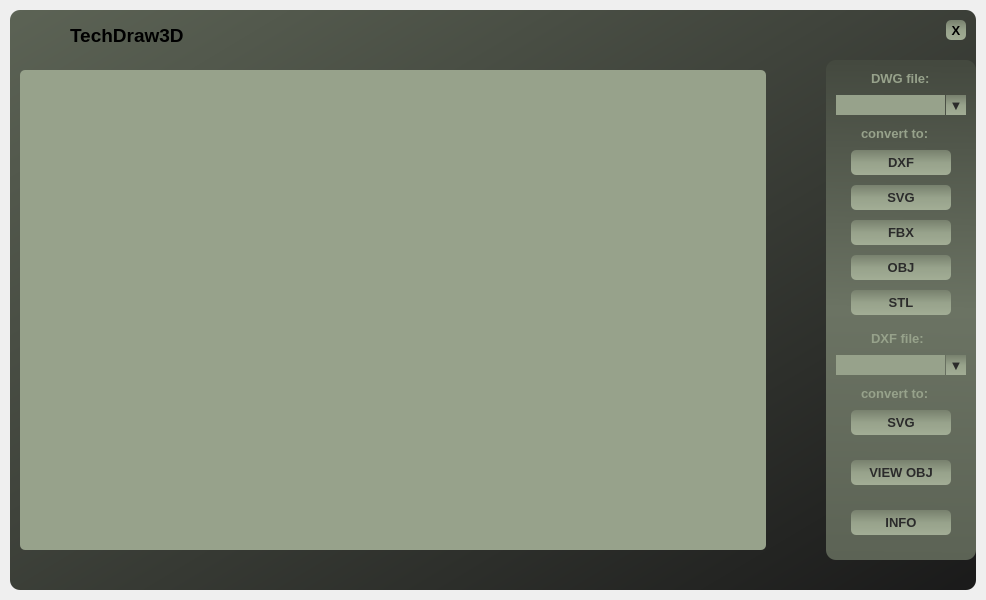
Old version of the form libs/gui/ui/main_window.ui in the repository Mateusz-Dera/TechDraw3D.
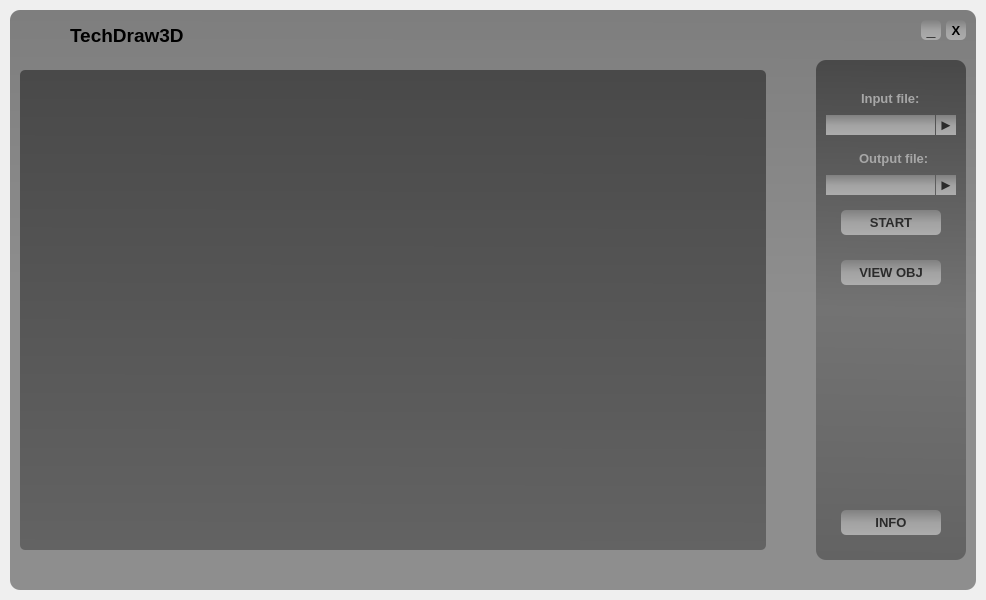
New version of the form. Icons and pictures are not drawn.

Commit message: [EDIT] Poprawa kolorów, zmiana menu

```diff
--- a/libs/gui/ui/main_window.ui
+++ b/libs/gui/ui/main_window.ui
@@ -13,6 +13,9 @@
   <property name="windowTitle">
    <string>TechDraw3D</string>
   </property>
+  <property name="layoutDirection">
+   <enum>Qt::LeftToRight</enum>
+  </property>
   <widget class="QWidget" name="centralwidget">
    <layout class="QVBoxLayout" name="shadow_layout">
     <property name="spacing">
@@ -33,7 +36,7 @@
     <item>
      <widget class="QFrame" name="shadow_frame">
       <property name="styleSheet">
-       <string notr="true">background-color: qlineargradient(spread:pad, x1:0, y1:0, x2:1, y2:1, stop:0 rgba(92, 99, 85, 255), stop:1 rgba(26, 26, 26, 255));
+       <string notr="true">background-color: qlineargradient(spread:pad, x1:0.534364, y1:0, x2:0.528909, y2:1, stop:0.00568182 rgba(126, 126, 126, 255), stop:0.5 rgba(142, 142, 142, 255), stop:1 rgba(142, 142, 142, 255));
 border-radius: 10px;</string>
       </property>
       <property name="frameShape">
@@ -193,24 +196,15 @@
             <property name="frameShadow">
              <enum>QFrame::Raised</enum>
             </property>
-            <layout class="QHBoxLayout" name="horizontalLayout_2">
-             <property name="spacing">
-              <number>0</number>
-             </property>
-             <property name="leftMargin">
-              <number>60</number>
-             </property>
-             <property name="topMargin">
-              <number>0</number>
-             </property>
-             <property name="rightMargin">
-              <number>0</number>
-             </property>
-             <property name="bottomMargin">
-              <number>10</number>
-             </property>
-             <item>
               <widget class="QPushButton" name="button_close">
+             <property name="geometry">
+              <rect>
+               <x>70</x>
+               <y>10</y>
+               <width>20</width>
+               <height>20</height>
+              </rect>
+             </property>
                <property name="minimumSize">
                 <size>
                  <width>20</width>
@@ -235,9 +229,8 @@
                 <string notr="true">QPushButton {
 	border: none;
 	border-radius: 5px;
-	background-color: qlineargradient(spread:pad, x1:0.534364, y1:0, x2:0.528909, y2:1, stop:0.00568182 rgba(120, 129, 110, 255), stop:0.5 rgba(151, 162, 139, 255), stop:1 rgba(162, 173, 149, 255));
+	background-color: qlineargradient(spread:pad, x1:0.534364, y1:0, x2:0.528909, y2:1, stop:0.00568182 rgba(129, 129, 129, 255), stop:0.5 rgba(162, 162, 162, 255), stop:1 rgba(173, 173, 173, 255));
 }
-
 QPushButton:hover{
 	color: rgb(222, 222, 222);
 	background-color: qlineargradient(spread:pad, x1:0, y1:1, x2:1, y2:0, stop:0 rgba(232, 17, 35, 255), stop:1 rgba(255, 34, 67, 255));
@@ -247,8 +240,49 @@
                 <string>X</string>
                </property>
               </widget>
-             </item>
-            </layout>
+            <widget class="QPushButton" name="button_minimalize">
+             <property name="geometry">
+              <rect>
+               <x>45</x>
+               <y>10</y>
+               <width>20</width>
+               <height>20</height>
+              </rect>
+             </property>
+             <property name="minimumSize">
+              <size>
+               <width>20</width>
+               <height>20</height>
+              </size>
+             </property>
+             <property name="maximumSize">
+              <size>
+               <width>20</width>
+               <height>20</height>
+              </size>
+             </property>
+             <property name="font">
+              <font>
+               <family>System</family>
+               <pointsize>12</pointsize>
+               <weight>75</weight>
+               <bold>true</bold>
+              </font>
+             </property>
+             <property name="styleSheet">
+              <string notr="true">QPushButton {
+	border: none;
+	border-radius: 5px;
+	background-color: qlineargradient(spread:pad, x1:0.534364, y1:0, x2:0.528909, y2:1, stop:0.00568182 rgba(129, 129, 129, 255), stop:0.5 rgba(162, 162, 162, 255), stop:1 rgba(173, 173, 173, 255));
+}
+QPushButton:hover{
+	background-color: rgb(185, 185, 185);
+}</string>
+             </property>
+             <property name="text">
+              <string>_</string>
+             </property>
+            </widget>
            </widget>
           </item>
          </layout>
@@ -308,7 +342,7 @@
              <item>
               <widget class="QFrame" name="frame_display_background">
                <property name="styleSheet">
-                <string notr="true">background-color: rgb(151, 162, 139);
+                <string notr="true">background-color: qlineargradient(spread:pad, x1:0.534364, y1:0, x2:0.528909, y2:1, stop:0.00568182 rgba(73, 73, 73, 255), stop:1 rgba(99, 99, 99, 255));
 border-radius: 5px;</string>
                </property>
                <property name="frameShape">
@@ -336,24 +370,15 @@
             <property name="frameShadow">
              <enum>QFrame::Raised</enum>
             </property>
-            <layout class="QHBoxLayout" name="horizontalLayout_4">
-             <property name="spacing">
-              <number>0</number>
-             </property>
-             <property name="leftMargin">
-              <number>0</number>
-             </property>
-             <property name="topMargin">
-              <number>0</number>
-             </property>
-             <property name="rightMargin">
-              <number>0</number>
-             </property>
-             <property name="bottomMargin">
-              <number>0</number>
-             </property>
-             <item>
               <widget class="QFrame" name="frame_menu_tabs">
+             <property name="geometry">
+              <rect>
+               <x>0</x>
+               <y>0</y>
+               <width>50</width>
+               <height>500</height>
+              </rect>
+             </property>
                <property name="maximumSize">
                 <size>
                  <width>50</width>
@@ -367,17 +392,29 @@
                 <enum>QFrame::Raised</enum>
                </property>
               </widget>
-             </item>
-             <item>
               <widget class="QFrame" name="frame_menu_options">
+             <property name="geometry">
+              <rect>
+               <x>40</x>
+               <y>0</y>
+               <width>150</width>
+               <height>500</height>
+              </rect>
+             </property>
                <property name="minimumSize">
                 <size>
                  <width>0</width>
                  <height>0</height>
                 </size>
                </property>
+             <property name="toolTipDuration">
+              <number>1</number>
+             </property>
+             <property name="layoutDirection">
+              <enum>Qt::LeftToRight</enum>
+             </property>
                <property name="styleSheet">
-                <string notr="true">background-color: qlineargradient(spread:pad, x1:0.534364, y1:0, x2:0.528909, y2:1, stop:0.00568182 rgba(68, 73, 63, 255), stop:0.5 rgba(107, 115, 99, 255), stop:1 rgba(92, 99, 85, 255));
+              <string notr="true">background-color: qlineargradient(spread:pad, x1:0.534364, y1:0, x2:0.528909, y2:1, stop:0.00568182 rgba(73, 73, 73, 255), stop:0.5 rgba(115, 115, 115, 255), stop:1 rgba(99, 99, 99, 255));
 border-radius: 10px;</string>
                </property>
                <property name="frameShape">
@@ -386,45 +423,6 @@
                <property name="frameShadow">
                 <enum>QFrame::Raised</enum>
                </property>
-               <widget class="QPushButton" name="button_svg2">
-                <property name="geometry">
-                 <rect>
-                  <x>25</x>
-                  <y>350</y>
-                  <width>100</width>
-                  <height>25</height>
-                 </rect>
-                </property>
-                <property name="minimumSize">
-                 <size>
-                  <width>7</width>
-                  <height>0</height>
-                 </size>
-                </property>
-                <property name="font">
-                 <font>
-                  <family>MS Shell Dlg 2</family>
-                  <pointsize>10</pointsize>
-                  <weight>75</weight>
-                  <bold>true</bold>
-                 </font>
-                </property>
-                <property name="styleSheet">
-                 <string notr="true">QPushButton {
-	border: none;
-	border-radius: 5px;
-	color: rgb(43, 43, 43);
-	background-color: qlineargradient(spread:pad, x1:0.534364, y1:0, x2:0.528909, y2:1, stop:0.00568182 rgba(120, 129, 110, 255), stop:0.5 rgba(151, 162, 139, 255), stop:1 rgba(162, 173, 149, 255));
-}
-
-QPushButton:hover{	
-	background-color: rgb(162, 173, 149);
-}</string>
-                </property>
-                <property name="text">
-                 <string>SVG</string>
-                </property>
-               </widget>
                <widget class="QPushButton" name="button_info">
                 <property name="geometry">
                  <rect>
@@ -453,7 +451,7 @@
 	border: none;
 	border-radius: 5px;
 	color: rgb(43, 43, 43);
-	background-color: qlineargradient(spread:pad, x1:0.534364, y1:0, x2:0.528909, y2:1, stop:0.00568182 rgba(120, 129, 110, 255), stop:0.5 rgba(151, 162, 139, 255), stop:1 rgba(162, 173, 149, 255));
+	background-color: qlineargradient(spread:pad, x1:0.534364, y1:0, x2:0.528909, y2:1, stop:0.00568182 rgba(129, 129, 129, 255), stop:0.5 rgba(162, 162, 162, 255), stop:1 rgba(173, 173, 173, 255));
 }
 
 QPushButton:hover{	
@@ -468,13 +466,13 @@
                 <property name="geometry">
                  <rect>
                   <x>10</x>
-                  <y>35</y>
+                <y>55</y>
                   <width>109</width>
                   <height>20</height>
                  </rect>
                 </property>
                 <property name="styleSheet">
-                 <string notr="true">background-color: rgb(151, 162, 139);
+               <string notr="true">background-color: qlineargradient(spread:pad, x1:0.534364, y1:0, x2:0.528909, y2:1, stop:0.00568182 rgba(129, 129, 129, 255), stop:0.5 rgba(162, 162, 162, 255), stop:1 rgba(173, 173, 173, 255));
 border-radius: 0px;</string>
                 </property>
                </widget>
@@ -482,7 +480,7 @@
                 <property name="geometry">
                  <rect>
                   <x>120</x>
-                  <y>35</y>
+                <y>55</y>
                   <width>20</width>
                   <height>20</height>
                  </rect>
@@ -496,17 +494,24 @@
                 <property name="font">
                  <font>
                   <family>MS Shell Dlg 2</family>
-                  <pointsize>10</pointsize>
+                <pointsize>11</pointsize>
                   <weight>75</weight>
                   <bold>true</bold>
-                 </font>
-                </property>
+                <underline>false</underline>
+                <strikeout>false</strikeout>
+                <stylestrategy>PreferDefault</stylestrategy>
+                <kerning>true</kerning>
+               </font>
+              </property>
+              <property name="toolTipDuration">
+               <number>2</number>
+              </property>
                 <property name="styleSheet">
                  <string notr="true">QPushButton {
 	border: none;
 	border-radius: 0px;
 	color: rgb(43, 43, 43);
-	background-color: qlineargradient(spread:pad, x1:0.534364, y1:0, x2:0.528909, y2:1, stop:0.00568182 rgba(120, 129, 110, 255), stop:0.5 rgba(151, 162, 139, 255), stop:1 rgba(162, 173, 149, 255));
+	background-color: qlineargradient(spread:pad, x1:0.534364, y1:0, x2:0.528909, y2:1, stop:0.00568182 rgba(129, 129, 129, 255), stop:0.5 rgba(162, 162, 162, 255), stop:1 rgba(173, 173, 173, 255));
 }
 
 QPushButton:hover{	
@@ -514,14 +519,14 @@
 }</string>
                 </property>
                 <property name="text">
-                 <string>▼</string>
-                </property>
-               </widget>
-               <widget class="QLabel" name="label_dwg">
+               <string>►</string>
+              </property>
+             </widget>
+             <widget class="QLabel" name="label_input">
                 <property name="geometry">
                  <rect>
                   <x>45</x>
-                  <y>10</y>
+                <y>30</y>
                   <width>61</width>
                   <height>16</height>
                  </rect>
@@ -535,56 +540,56 @@
                 </property>
                 <property name="styleSheet">
                  <string notr="true">background-color: none;
-color: rgb(151, 162, 139);</string>
+color:rgb(167, 167, 167);</string>
                 </property>
                 <property name="text">
-                 <string>DWG file:</string>
-                </property>
-               </widget>
-               <widget class="QPushButton" name="button_dxf">
+               <string>Input file:</string>
+              </property>
+             </widget>
+             <widget class="QPushButton" name="button_start">
                 <property name="geometry">
                  <rect>
                   <x>25</x>
+                <y>150</y>
+                <width>100</width>
+                <height>25</height>
+               </rect>
+              </property>
+              <property name="minimumSize">
+               <size>
+                <width>7</width>
+                <height>0</height>
+               </size>
+              </property>
+              <property name="font">
+               <font>
+                <family>MS Shell Dlg 2</family>
+                <pointsize>10</pointsize>
+                <weight>75</weight>
+                <bold>true</bold>
+               </font>
+              </property>
+              <property name="styleSheet">
+               <string notr="true">QPushButton {
+	border: none;
+	border-radius: 5px;
+	color: rgb(43, 43, 43);
+	background-color: qlineargradient(spread:pad, x1:0.534364, y1:0, x2:0.528909, y2:1, stop:0.00568182 rgba(129, 129, 129, 255), stop:0.5 rgba(162, 162, 162, 255), stop:1 rgba(173, 173, 173, 255));
+}
+
+QPushButton:hover{	
+	background-color: rgb(185, 185, 185);
+}</string>
+              </property>
+              <property name="text">
+               <string>START</string>
+              </property>
+             </widget>
+             <widget class="QLabel" name="label_output">
+              <property name="geometry">
+               <rect>
+                <x>43</x>
                   <y>90</y>
-                  <width>100</width>
-                  <height>25</height>
-                 </rect>
-                </property>
-                <property name="minimumSize">
-                 <size>
-                  <width>7</width>
-                  <height>0</height>
-                 </size>
-                </property>
-                <property name="font">
-                 <font>
-                  <family>MS Shell Dlg 2</family>
-                  <pointsize>10</pointsize>
-                  <weight>75</weight>
-                  <bold>true</bold>
-                 </font>
-                </property>
-                <property name="styleSheet">
-                 <string notr="true">QPushButton {
-	border: none;
-	border-radius: 5px;
-	color: rgb(43, 43, 43);
-	background-color: qlineargradient(spread:pad, x1:0.534364, y1:0, x2:0.528909, y2:1, stop:0.00568182 rgba(120, 129, 110, 255), stop:0.5 rgba(151, 162, 139, 255), stop:1 rgba(162, 173, 149, 255));
-}
-
-QPushButton:hover{	
-	background-color: rgb(162, 173, 149);
-}</string>
-                </property>
-                <property name="text">
-                 <string>DXF</string>
-                </property>
-               </widget>
-               <widget class="QLabel" name="label_convert_to">
-                <property name="geometry">
-                 <rect>
-                  <x>35</x>
-                  <y>65</y>
                   <width>81</width>
                   <height>16</height>
                  </rect>
@@ -598,235 +603,17 @@
                 </property>
                 <property name="styleSheet">
                  <string notr="true">background-color: none;
-color: rgb(151, 162, 139);</string>
+color: rgb(167, 167, 167);</string>
                 </property>
                 <property name="text">
-                 <string>convert to:</string>
-                </property>
-               </widget>
-               <widget class="QPushButton" name="button_fbx">
-                <property name="geometry">
-                 <rect>
-                  <x>25</x>
-                  <y>160</y>
-                  <width>100</width>
-                  <height>25</height>
-                 </rect>
-                </property>
-                <property name="minimumSize">
-                 <size>
-                  <width>7</width>
-                  <height>0</height>
-                 </size>
-                </property>
-                <property name="font">
-                 <font>
-                  <family>MS Shell Dlg 2</family>
-                  <pointsize>10</pointsize>
-                  <weight>75</weight>
-                  <bold>true</bold>
-                 </font>
-                </property>
-                <property name="styleSheet">
-                 <string notr="true">QPushButton {
-	border: none;
-	border-radius: 5px;
-	color: rgb(43, 43, 43);
-	background-color: qlineargradient(spread:pad, x1:0.534364, y1:0, x2:0.528909, y2:1, stop:0.00568182 rgba(120, 129, 110, 255), stop:0.5 rgba(151, 162, 139, 255), stop:1 rgba(162, 173, 149, 255));
-}
-
-QPushButton:hover{	
-	background-color: rgb(162, 173, 149);
-}</string>
-                </property>
-                <property name="text">
-                 <string>FBX</string>
-                </property>
-               </widget>
-               <widget class="QPushButton" name="button_svg">
-                <property name="geometry">
-                 <rect>
-                  <x>25</x>
-                  <y>125</y>
-                  <width>100</width>
-                  <height>25</height>
-                 </rect>
-                </property>
-                <property name="minimumSize">
-                 <size>
-                  <width>7</width>
-                  <height>0</height>
-                 </size>
-                </property>
-                <property name="font">
-                 <font>
-                  <family>MS Shell Dlg 2</family>
-                  <pointsize>10</pointsize>
-                  <weight>75</weight>
-                  <bold>true</bold>
-                 </font>
-                </property>
-                <property name="styleSheet">
-                 <string notr="true">QPushButton {
-	border: none;
-	border-radius: 5px;
-	color: rgb(43, 43, 43);
-	background-color: qlineargradient(spread:pad, x1:0.534364, y1:0, x2:0.528909, y2:1, stop:0.00568182 rgba(120, 129, 110, 255), stop:0.5 rgba(151, 162, 139, 255), stop:1 rgba(162, 173, 149, 255));
-}
-
-QPushButton:hover{	
-	background-color: rgb(162, 173, 149);
-}</string>
-                </property>
-                <property name="text">
-                 <string>SVG</string>
-                </property>
-               </widget>
-               <widget class="QPushButton" name="button_obj">
-                <property name="geometry">
-                 <rect>
-                  <x>25</x>
-                  <y>195</y>
-                  <width>100</width>
-                  <height>25</height>
-                 </rect>
-                </property>
-                <property name="minimumSize">
-                 <size>
-                  <width>7</width>
-                  <height>0</height>
-                 </size>
-                </property>
-                <property name="font">
-                 <font>
-                  <family>MS Shell Dlg 2</family>
-                  <pointsize>10</pointsize>
-                  <weight>75</weight>
-                  <bold>true</bold>
-                 </font>
-                </property>
-                <property name="styleSheet">
-                 <string notr="true">QPushButton {
-	border: none;
-	border-radius: 5px;
-	color: rgb(43, 43, 43);
-	background-color: qlineargradient(spread:pad, x1:0.534364, y1:0, x2:0.528909, y2:1, stop:0.00568182 rgba(120, 129, 110, 255), stop:0.5 rgba(151, 162, 139, 255), stop:1 rgba(162, 173, 149, 255));
-}
-
-QPushButton:hover{	
-	background-color: rgb(162, 173, 149);
-}</string>
-                </property>
-                <property name="text">
-                 <string>OBJ</string>
-                </property>
-               </widget>
-               <widget class="QLabel" name="label_dxf">
-                <property name="geometry">
-                 <rect>
-                  <x>45</x>
-                  <y>270</y>
-                  <width>61</width>
-                  <height>16</height>
-                 </rect>
-                </property>
-                <property name="font">
-                 <font>
-                  <pointsize>10</pointsize>
-                  <weight>75</weight>
-                  <bold>true</bold>
-                 </font>
-                </property>
-                <property name="styleSheet">
-                 <string notr="true">background-color: none;
-color: rgb(151, 162, 139);</string>
-                </property>
-                <property name="text">
-                 <string>DXF file:</string>
-                </property>
-               </widget>
-               <widget class="QLineEdit" name="lineEdit_dxf_file">
-                <property name="geometry">
-                 <rect>
-                  <x>10</x>
-                  <y>295</y>
-                  <width>109</width>
-                  <height>20</height>
-                 </rect>
-                </property>
-                <property name="styleSheet">
-                 <string notr="true">background-color: rgb(151, 162, 139);
-border-radius: 0px;</string>
-                </property>
-               </widget>
-               <widget class="QPushButton" name="button_choose_dxf_file">
-                <property name="geometry">
-                 <rect>
-                  <x>120</x>
-                  <y>295</y>
-                  <width>20</width>
-                  <height>20</height>
-                 </rect>
-                </property>
-                <property name="minimumSize">
-                 <size>
-                  <width>7</width>
-                  <height>0</height>
-                 </size>
-                </property>
-                <property name="font">
-                 <font>
-                  <family>MS Shell Dlg 2</family>
-                  <pointsize>10</pointsize>
-                  <weight>75</weight>
-                  <bold>true</bold>
-                 </font>
-                </property>
-                <property name="styleSheet">
-                 <string notr="true">QPushButton {
-	border: none;
-	border-radius: 0px;
-	color: rgb(43, 43, 43);
-	background-color: qlineargradient(spread:pad, x1:0.534364, y1:0, x2:0.528909, y2:1, stop:0.00568182 rgba(120, 129, 110, 255), stop:0.5 rgba(151, 162, 139, 255), stop:1 rgba(162, 173, 149, 255));
-}
-
-QPushButton:hover{	
-	background-color: rgb(162, 173, 149);
-}</string>
-                </property>
-                <property name="text">
-                 <string>▼</string>
-                </property>
-               </widget>
-               <widget class="QLabel" name="label_convert_to_2">
-                <property name="geometry">
-                 <rect>
-                  <x>35</x>
-                  <y>325</y>
-                  <width>81</width>
-                  <height>16</height>
-                 </rect>
-                </property>
-                <property name="font">
-                 <font>
-                  <pointsize>10</pointsize>
-                  <weight>75</weight>
-                  <bold>true</bold>
-                 </font>
-                </property>
-                <property name="styleSheet">
-                 <string notr="true">background-color: none;
-color: rgb(151, 162, 139);</string>
-                </property>
-                <property name="text">
-                 <string>convert to:</string>
+               <string>Output file:</string>
                 </property>
                </widget>
                <widget class="QPushButton" name="button_view_obj">
                 <property name="geometry">
                  <rect>
                   <x>25</x>
-                  <y>400</y>
+                <y>200</y>
                   <width>100</width>
                   <height>25</height>
                  </rect>
@@ -850,7 +637,7 @@
 	border: none;
 	border-radius: 5px;
 	color: rgb(43, 43, 43);
-	background-color: qlineargradient(spread:pad, x1:0.534364, y1:0, x2:0.528909, y2:1, stop:0.00568182 rgba(120, 129, 110, 255), stop:0.5 rgba(151, 162, 139, 255), stop:1 rgba(162, 173, 149, 255));
+	background-color: qlineargradient(spread:pad, x1:0.534364, y1:0, x2:0.528909, y2:1, stop:0.00568182 rgba(129, 129, 129, 255), stop:0.5 rgba(162, 162, 162, 255), stop:1 rgba(173, 173, 173, 255));
 }
 
 QPushButton:hover{	
@@ -861,13 +648,27 @@
                  <string>VIEW OBJ</string>
                 </property>
                </widget>
-               <widget class="QPushButton" name="button_stl">
+             <widget class="QLineEdit" name="lineEdit_output_file">
                 <property name="geometry">
                  <rect>
-                  <x>25</x>
-                  <y>230</y>
-                  <width>100</width>
-                  <height>25</height>
+                <x>10</x>
+                <y>115</y>
+                <width>109</width>
+                <height>20</height>
+               </rect>
+              </property>
+              <property name="styleSheet">
+               <string notr="true">background-color: qlineargradient(spread:pad, x1:0.534364, y1:0, x2:0.528909, y2:1, stop:0.00568182 rgba(129, 129, 129, 255), stop:0.5 rgba(162, 162, 162, 255), stop:1 rgba(173, 173, 173, 255));
+border-radius: 0px;</string>
+              </property>
+             </widget>
+             <widget class="QPushButton" name="button_choose_output_file">
+              <property name="geometry">
+               <rect>
+                <x>120</x>
+                <y>115</y>
+                <width>20</width>
+                <height>20</height>
                  </rect>
                 </property>
                 <property name="minimumSize">
@@ -879,17 +680,24 @@
                 <property name="font">
                  <font>
                   <family>MS Shell Dlg 2</family>
-                  <pointsize>10</pointsize>
+                <pointsize>11</pointsize>
                   <weight>75</weight>
                   <bold>true</bold>
-                 </font>
-                </property>
+                <underline>false</underline>
+                <strikeout>false</strikeout>
+                <stylestrategy>PreferDefault</stylestrategy>
+                <kerning>true</kerning>
+               </font>
+              </property>
+              <property name="toolTipDuration">
+               <number>2</number>
+              </property>
                 <property name="styleSheet">
                  <string notr="true">QPushButton {
 	border: none;
-	border-radius: 5px;
+	border-radius: 0px;
 	color: rgb(43, 43, 43);
-	background-color: qlineargradient(spread:pad, x1:0.534364, y1:0, x2:0.528909, y2:1, stop:0.00568182 rgba(120, 129, 110, 255), stop:0.5 rgba(151, 162, 139, 255), stop:1 rgba(162, 173, 149, 255));
+	background-color: qlineargradient(spread:pad, x1:0.534364, y1:0, x2:0.528909, y2:1, stop:0.00568182 rgba(129, 129, 129, 255), stop:0.5 rgba(162, 162, 162, 255), stop:1 rgba(173, 173, 173, 255));
 }
 
 QPushButton:hover{	
@@ -897,12 +705,10 @@
 }</string>
                 </property>
                 <property name="text">
-                 <string>STL</string>
+               <string>►</string>
                 </property>
                </widget>
               </widget>
-             </item>
-            </layout>
            </widget>
           </item>
          </layout>
```
Left out of the diff: 12 changed lines with no effect on the pictures. Lines whose indentation alone changed are shown as unchanged. The commit also changes 1 other file.
